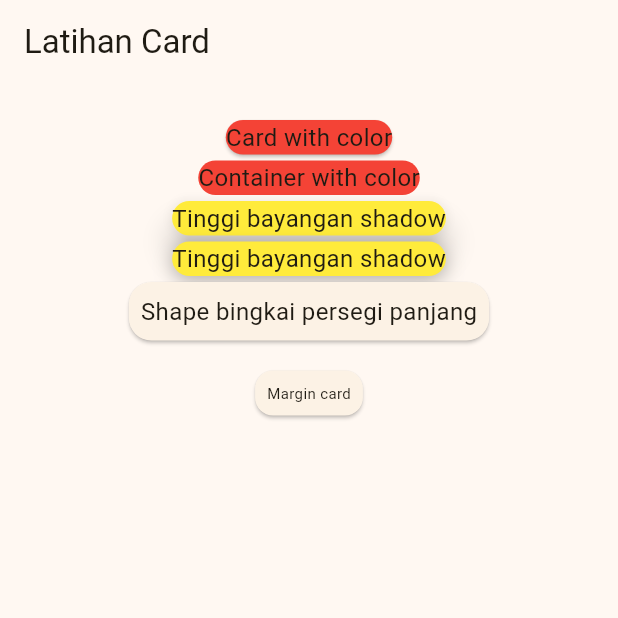
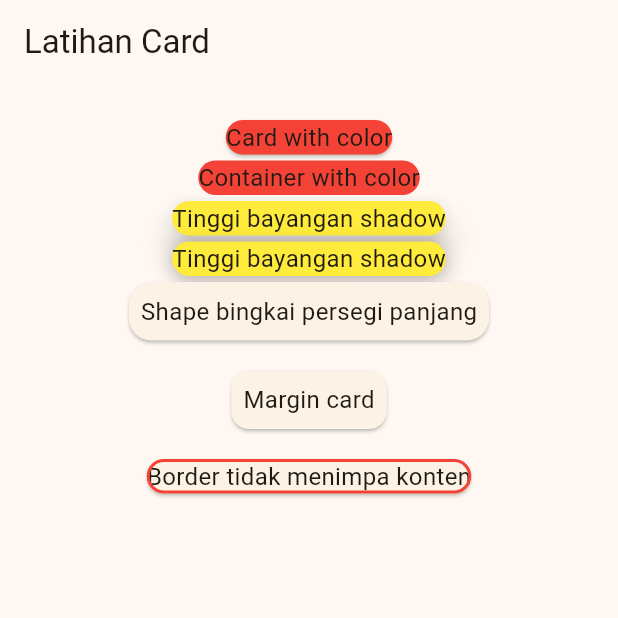
Before and after one commit to annddvaa/Tugas_week_8_1123150164, a Flutter app: the screen it shows after launch, on a phone screen of 412 x 824 dp, the top half of it. Run offline on Flutter 3.47's test engine with Material 3 defaults, Android fonts, the phone set to English and light mode, and no system bars.

Commit message:
membuat borderOnForeground dengan card

```diff
--- a/lib/pages/latihancard.dart
+++ b/lib/pages/latihancard.dart
@@ -73,9 +73,24 @@ class Latihancard extends StatelessWidget {
                     padding: const EdgeInsets.all(8.0),
                     child: Text(
                       "Margin card",
-                      style: TextStyle(fontSize: 10.0),
+                      style: TextStyle(fontSize: 16.0),
                     ),
                   ),
+                ),
+                Card(
+                  shape: RoundedRectangleBorder(
+                    borderRadius: BorderRadius.circular(16),
+                    side: BorderSide(color: Colors.red, width: 2),
+                  ),
+                  borderOnForeground: true, // false
+                  child: Text(
+                    "Border tidak menimpa konten",
+                    style: TextStyle(fontSize: 16.0),
+                  ),
+                  // child: Padding(
+                  // padding: EdgeInsets.all(8),
+                  // child: Text("Border tidak menimpa konten"),
+                  // ),
                 ),
               ],
             ),
```
